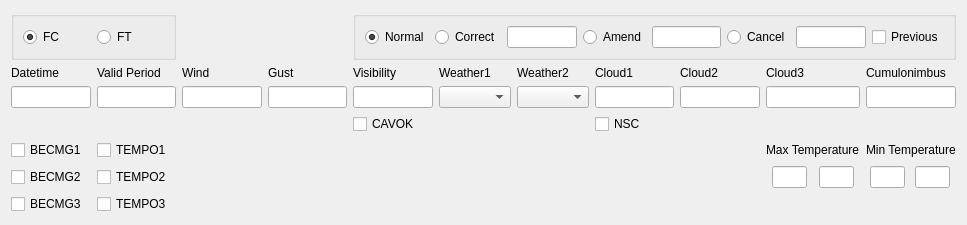
Qt form tafor/components/ui/taf_primary.ui (up1and/tafor) before a commit.
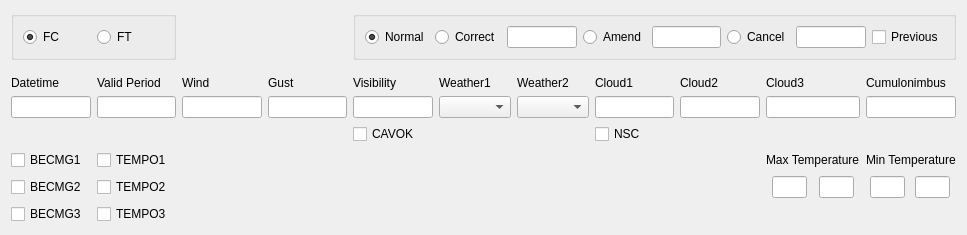
The same form after that commit.

Commit message: 编辑框界面间距调整

Diff of the .ui file:
```diff
--- a/tafor/components/ui/taf_primary.ui
+++ b/tafor/components/ui/taf_primary.ui
@@ -7,17 +7,17 @@
     <x>0</x>
     <y>0</y>
     <width>967</width>
-    <height>198</height>
+    <height>212</height>
    </rect>
   </property>
   <property name="windowTitle">
    <string notr="true">PRIMARY</string>
   </property>
   <layout class="QGridLayout" name="gridLayout">
-   <item row="2" column="1">
+   <item row="3" column="1">
     <widget class="QLineEdit" name="period"/>
    </item>
-   <item row="1" column="4">
+   <item row="2" column="4">
     <widget class="QLabel" name="visLabel">
      <property name="text">
       <string>Visibility</string>
@@ -27,7 +27,7 @@
      </property>
     </widget>
    </item>
-   <item row="1" column="5">
+   <item row="2" column="5">
     <widget class="QLabel" name="weatherWithIntensityLabel">
      <property name="text">
       <string>Weather1</string>
@@ -37,7 +37,7 @@
      </property>
     </widget>
    </item>
-   <item row="1" column="10">
+   <item row="2" column="10">
     <widget class="QLabel" name="cbLabel">
      <property name="text">
       <string>Cumulonimbus</string>
@@ -47,20 +47,34 @@
      </property>
     </widget>
    </item>
-   <item row="2" column="8">
+   <item row="6" column="10">
+    <layout class="QHBoxLayout" name="horizontalLayout_2">
+     <item>
+      <widget class="QLineEdit" name="tmin">
+       <property name="maximumSize">
+        <size>
+         <width>35</width>
+         <height>16777215</height>
+        </size>
+       </property>
+      </widget>
+     </item>
+     <item>
+      <widget class="QLineEdit" name="tminTime">
+       <property name="maximumSize">
+        <size>
+         <width>35</width>
+         <height>16777215</height>
+        </size>
+       </property>
+      </widget>
+     </item>
+    </layout>
+   </item>
+   <item row="3" column="8">
     <widget class="QLineEdit" name="cloud2"/>
    </item>
-   <item row="2" column="10">
-    <widget class="QLineEdit" name="cb"/>
-   </item>
-   <item row="4" column="0">
-    <widget class="QCheckBox" name="becmg1Checkbox">
-     <property name="text">
-      <string notr="true">BECMG1</string>
-     </property>
-    </widget>
-   </item>
-   <item row="1" column="7">
+   <item row="2" column="7">
     <widget class="QLabel" name="cloud1Label">
      <property name="text">
       <string>Cloud1</string>
@@ -70,27 +84,7 @@
      </property>
     </widget>
    </item>
-   <item row="1" column="9">
-    <widget class="QLabel" name="cloud3Label">
-     <property name="text">
-      <string>Cloud3</string>
-     </property>
-     <property name="buddy">
-      <cstring>cloud3</cstring>
-     </property>
-    </widget>
-   </item>
-   <item row="1" column="1">
-    <widget class="QLabel" name="periodLabel">
-     <property name="text">
-      <string>Valid Period</string>
-     </property>
-     <property name="buddy">
-      <cstring>period</cstring>
-     </property>
-    </widget>
-   </item>
-   <item row="1" column="6">
+   <item row="2" column="6">
     <widget class="QLabel" name="weatherLabel">
      <property name="text">
       <string>Weather2</string>
@@ -100,10 +94,86 @@
      </property>
     </widget>
    </item>
+   <item row="2" column="1">
+    <widget class="QLabel" name="periodLabel">
+     <property name="text">
+      <string>Valid Period</string>
+     </property>
+     <property name="buddy">
+      <cstring>period</cstring>
+     </property>
+    </widget>
+   </item>
+   <item row="3" column="4">
+    <widget class="QLineEdit" name="vis"/>
+   </item>
    <item row="2" column="0">
+    <widget class="QLabel" name="dateLabel">
+     <property name="text">
+      <string>Datetime</string>
+     </property>
+     <property name="buddy">
+      <cstring>date</cstring>
+     </property>
+    </widget>
+   </item>
+   <item row="5" column="0">
+    <widget class="QCheckBox" name="becmg1Checkbox">
+     <property name="text">
+      <string notr="true">BECMG1</string>
+     </property>
+    </widget>
+   </item>
+   <item row="2" column="9">
+    <widget class="QLabel" name="cloud3Label">
+     <property name="text">
+      <string>Cloud3</string>
+     </property>
+     <property name="buddy">
+      <cstring>cloud3</cstring>
+     </property>
+    </widget>
+   </item>
+   <item row="3" column="10">
+    <widget class="QLineEdit" name="cb"/>
+   </item>
+   <item row="3" column="6">
+    <widget class="QComboBox" name="weather"/>
+   </item>
+   <item row="4" column="4">
+    <widget class="QCheckBox" name="cavok">
+     <property name="text">
+      <string notr="true">CAVOK</string>
+     </property>
+     <property name="checkable">
+      <bool>true</bool>
+     </property>
+    </widget>
+   </item>
+   <item row="3" column="7">
+    <widget class="QLineEdit" name="cloud1"/>
+   </item>
+   <item row="3" column="0">
     <widget class="QLineEdit" name="date"/>
    </item>
-   <item row="1" column="8">
+   <item row="2" column="2">
+    <widget class="QLabel" name="windLabel">
+     <property name="text">
+      <string>Wind</string>
+     </property>
+     <property name="buddy">
+      <cstring>wind</cstring>
+     </property>
+    </widget>
+   </item>
+   <item row="4" column="7">
+    <widget class="QCheckBox" name="nsc">
+     <property name="text">
+      <string notr="true">NSC</string>
+     </property>
+    </widget>
+   </item>
+   <item row="2" column="8">
     <widget class="QLabel" name="cloud2Label">
      <property name="text">
       <string>Cloud2</string>
@@ -113,10 +183,13 @@
      </property>
     </widget>
    </item>
-   <item row="2" column="2">
+   <item row="3" column="9">
+    <widget class="QLineEdit" name="cloud3"/>
+   </item>
+   <item row="3" column="2">
     <widget class="QLineEdit" name="wind"/>
    </item>
-   <item row="1" column="3">
+   <item row="2" column="3">
     <widget class="QLabel" name="gustLabel">
      <property name="text">
       <string>Gust</string>
@@ -126,59 +199,7 @@
      </property>
     </widget>
    </item>
-   <item row="2" column="7">
-    <widget class="QLineEdit" name="cloud1"/>
-   </item>
-   <item row="2" column="9">
-    <widget class="QLineEdit" name="cloud3"/>
-   </item>
-   <item row="3" column="7">
-    <widget class="QCheckBox" name="nsc">
-     <property name="text">
-      <string notr="true">NSC</string>
-     </property>
-    </widget>
-   </item>
-   <item row="2" column="3">
-    <widget class="QLineEdit" name="gust"/>
-   </item>
-   <item row="1" column="2">
-    <widget class="QLabel" name="windLabel">
-     <property name="text">
-      <string>Wind</string>
-     </property>
-     <property name="buddy">
-      <cstring>wind</cstring>
-     </property>
-    </widget>
-   </item>
-   <item row="2" column="4">
-    <widget class="QLineEdit" name="vis"/>
-   </item>
-   <item row="2" column="6">
-    <widget class="QComboBox" name="weather"/>
-   </item>
-   <item row="3" column="4">
-    <widget class="QCheckBox" name="cavok">
-     <property name="text">
-      <string notr="true">CAVOK</string>
-     </property>
-     <property name="checkable">
-      <bool>true</bool>
-     </property>
-    </widget>
-   </item>
-   <item row="1" column="0">
-    <widget class="QLabel" name="dateLabel">
-     <property name="text">
-      <string>Datetime</string>
-     </property>
-     <property name="buddy">
-      <cstring>date</cstring>
-     </property>
-    </widget>
-   </item>
-   <item row="5" column="9">
+   <item row="6" column="9">
     <layout class="QHBoxLayout" name="horizontalLayout">
      <item>
       <widget class="QLineEdit" name="tmax">
@@ -202,62 +223,17 @@
      </item>
     </layout>
    </item>
-   <item row="5" column="1">
+   <item row="3" column="3">
+    <widget class="QLineEdit" name="gust"/>
+   </item>
+   <item row="6" column="1">
     <widget class="QCheckBox" name="tempo2Checkbox">
      <property name="text">
       <string notr="true">TEMPO2</string>
      </property>
     </widget>
    </item>
-   <item row="5" column="10">
-    <layout class="QHBoxLayout" name="horizontalLayout_2">
-     <item>
-      <widget class="QLineEdit" name="tmin">
-       <property name="maximumSize">
-        <size>
-         <width>35</width>
-         <height>16777215</height>
-        </size>
-       </property>
-      </widget>
-     </item>
-     <item>
-      <widget class="QLineEdit" name="tminTime">
-       <property name="maximumSize">
-        <size>
-         <width>35</width>
-         <height>16777215</height>
-        </size>
-       </property>
-      </widget>
-     </item>
-    </layout>
-   </item>
-   <item row="4" column="10">
-    <widget class="QLabel" name="tempMinLabel">
-     <property name="text">
-      <string>Min Temperature</string>
-     </property>
-     <property name="buddy">
-      <cstring>tmin</cstring>
-     </property>
-    </widget>
-   </item>
-   <item row="6" column="1">
-    <widget class="QCheckBox" name="tempo3Checkbox">
-     <property name="text">
-      <string notr="true">TEMPO3</string>
-     </property>
-    </widget>
-   </item>
-   <item row="5" column="0">
-    <widget class="QCheckBox" name="becmg2Checkbox">
-     <property name="text">
-      <string notr="true">BECMG2</string>
-     </property>
-    </widget>
-   </item>
-   <item row="4" column="1">
+   <item row="5" column="1">
     <widget class="QCheckBox" name="tempo1Checkbox">
      <property name="text">
       <string notr="true">TEMPO1</string>
@@ -265,13 +241,13 @@
     </widget>
    </item>
    <item row="6" column="0">
-    <widget class="QCheckBox" name="becmg3Checkbox">
+    <widget class="QCheckBox" name="becmg2Checkbox">
      <property name="text">
-      <string notr="true">BECMG3</string>
+      <string notr="true">BECMG2</string>
      </property>
     </widget>
    </item>
-   <item row="4" column="9">
+   <item row="5" column="9">
     <widget class="QLabel" name="tempMaxLabel">
      <property name="text">
       <string>Max Temperature</string>
@@ -281,6 +257,33 @@
      </property>
     </widget>
    </item>
+   <item row="5" column="10">
+    <widget class="QLabel" name="tempMinLabel">
+     <property name="text">
+      <string>Min Temperature</string>
+     </property>
+     <property name="buddy">
+      <cstring>tmin</cstring>
+     </property>
+    </widget>
+   </item>
+   <item row="3" column="5">
+    <widget class="QComboBox" name="weatherWithIntensity"/>
+   </item>
+   <item row="7" column="0">
+    <widget class="QCheckBox" name="becmg3Checkbox">
+     <property name="text">
+      <string notr="true">BECMG3</string>
+     </property>
+    </widget>
+   </item>
+   <item row="7" column="1">
+    <widget class="QCheckBox" name="tempo3Checkbox">
+     <property name="text">
+      <string notr="true">TEMPO3</string>
+     </property>
+    </widget>
+   </item>
    <item row="0" column="0" colspan="2">
     <widget class="QGroupBox" name="typeGroup">
      <property name="title">
@@ -363,8 +366,18 @@
      </layout>
     </widget>
    </item>
-   <item row="2" column="5">
-    <widget class="QComboBox" name="weatherWithIntensity"/>
+   <item row="1" column="0" colspan="11">
+    <spacer name="horizontalSpacer">
+     <property name="orientation">
+      <enum>Qt::Horizontal</enum>
+     </property>
+     <property name="sizeHint" stdset="0">
+      <size>
+       <width>40</width>
+       <height>10</height>
+      </size>
+     </property>
+    </spacer>
    </item>
   </layout>
  </widget>
```
The commit also changes 3 other files.
